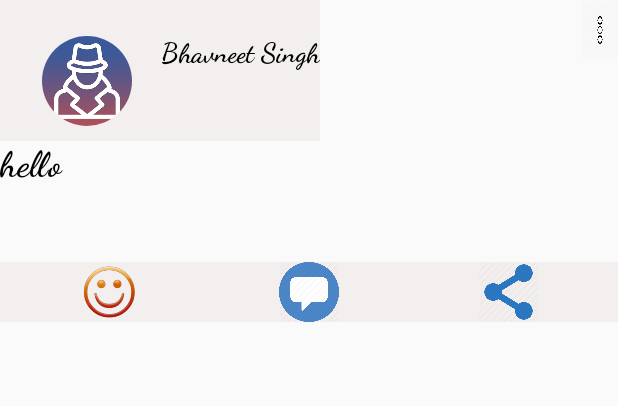
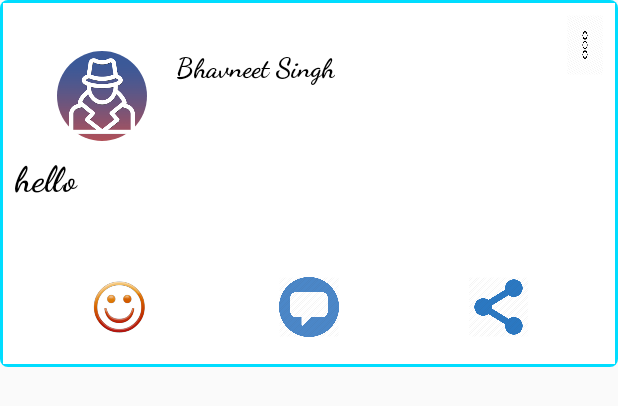
Before and after one commit to bhavneeet/Notes, an Android app: the layout post_list_layout.xml on its own in the app's theme, with its tools: preview values and no code run, on a phone screen of 412 x 824 dp. Shown: the top 406 px of the screen. Run offline under Robolectric (Android 15) with nearby library versions, the phone set to English and light mode, and no system bars.

Commit message:
login file

```diff
--- /dev/null
+++ b/app/src/main/res/drawable/like_border.xml
@@ -0,0 +1,8 @@
+<?xml version="1.0" encoding="utf-8"?>
+<selector xmlns:android="http://schemas.android.com/apk/res/android">
+  <item>
+      <shape android:shape="rectangle">
+          <stroke android:color="#000" android:width="2dp"/>
+      </shape>
+  </item>
+</selector>
--- /dev/null
+++ b/app/src/main/res/drawable/shadow.xml
@@ -0,0 +1,18 @@
+<?xml version="1.0" encoding="utf-8"?>
+<layer-list xmlns:tools="http://schemas.android.com/tools"
+    xmlns:android="http://schemas.android.com/apk/res/android">
+
+    <item >
+
+        <shape android:shape="rectangle">
+            <solid android:color="@android:color/holo_blue_bright" />
+            <corners android:radius="5dp"/>
+        </shape>
+    </item>
+    <item android:right="2dp"  android:left="2dp" android:top="2dp" android:bottom="2dp">
+        <shape android:shape="rectangle">
+            <solid android:color="@android:color/background_light" />
+        </shape>
+
+    </item>
+</layer-list>
--- a/app/src/main/res/layout/content_main.xml
+++ b/app/src/main/res/layout/content_main.xml
@@ -8,9 +8,13 @@
     tools:context="othello.com.example.bhavneetsingh.notes.MainActivity"
     android:orientation="vertical"
     android:background="@color/colorWhite">
+
     <ListView
+        android:id="@+id/allPosts"
         android:layout_width="match_parent"
         android:layout_height="match_parent"
-        android:id="@+id/allPosts"
-        />
+        android:divider="@android:color/background_light"
+        android:dividerHeight="10dp"
+        android:padding="5dp"
+        android:scrollbars="none" />
 </LinearLayout>
--- a/app/src/main/res/layout/post_list_layout.xml
+++ b/app/src/main/res/layout/post_list_layout.xml
@@ -3,8 +3,11 @@
     android:id="@+id/post_list_layout"
     android:layout_width="match_parent"
     android:layout_height="wrap_content"
+    android:orientation="vertical"
+    android:padding="10dp"
 
-    android:orientation="vertical">
+    android:background="@drawable/shadow"
+    >
 
     <RelativeLayout
         android:id="@+id/icon_layout"
@@ -16,6 +19,8 @@
         <include layout="@layout/profile_layout" />
 
         <Button
+
+            android:shadowColor="@color/colorPrimary"
             android:id="@+id/pop_up_button"
             android:layout_width="24dp"
             android:layout_height="40dp"
@@ -46,15 +51,18 @@
         android:layout_below="@+id/postListText" android:layout_width="match_parent"
         android:layout_height="40dp"
         android:id="@+id/linearLayout"
+        android:background="@drawable/like_border"
         android:layout_marginBottom="10dp">
         <pl.droidsonroids.gif.GifImageView
             android:id="@+id/like_button"
             android:layout_width="50dp"
+
             android:layout_height="match_parent"
             android:layout_weight="1"
             android:fontFamily="casual"
             android:text="Like"
-            android:background="@color/colorWhite"
+            android:backgroundTint="@color/colorWhite"
+            android:background="@drawable/like_border"
             android:src="@drawable/smiley"
             android:scaleType="fitCenter"
             android:textStyle="bold"
@@ -66,7 +74,8 @@
             android:layout_width="24dp"
             android:layout_height="match_parent"
             android:layout_weight="1"
-            android:background="@color/colorWhite"
+            android:backgroundTint="@color/colorWhite"
+            android:background="@drawable/like_border"
             android:fontFamily="casual"
             android:gravity="center"
             android:scaleType="fitCenter"
@@ -86,7 +95,8 @@
             android:scaleType="fitCenter"
             android:src="@drawable/share"
             android:text="Share"
-            android:background="@color/colorWhite"
+            android:backgroundTint="@color/colorWhite"
+            android:background="@drawable/like_border"
             android:textStyle="bold" />
     </LinearLayout>
 
--- a/app/src/main/res/values-v21/styles.xml
+++ b/app/src/main/res/values-v21/styles.xml
@@ -4,7 +4,7 @@
         <!-- Base application theme. -->
         <style name="AppTheme" parent="Theme.AppCompat.Light">
             <!-- Customize your theme here. -->
-            <item name="colorPrimary">@color/colorPrimary</item>
+            <item name="colorPrimary">@color/colorPrimaryDark</item>
             <item name="colorPrimaryDark">@color/colorPrimaryDark</item>
             <item name="colorAccent">@color/colorAccent</item>
 
--- a/app/src/main/res/values/colors.xml
+++ b/app/src/main/res/values/colors.xml
@@ -3,6 +3,7 @@
     <color name="colorPrimary">#243490</color>
     <color name="colorPrimaryDark">#28368c</color>
     <color name="colorAccent">#c6b5d6</color>
-    <color name="colorWhite">#f3efef</color>
+    <color name="colorWhite">#ffffff</color>
     <color name="button">#9ced74</color>
+    <color name="background_material_light">#de5959</color>
 </resources>
--- a/app/src/main/res/values/styles.xml
+++ b/app/src/main/res/values/styles.xml
@@ -1,13 +1,23 @@
 <!-- Base application theme. -->
 <resources>
+    <style name="ThemeActionBar"
+        parent="Widget.AppCompat.Light.ActionBar.Solid">
+        <item name="android:background">@null</item>
+        <!-- Support library compatibility -->
+        <item name="background">@null</item>
+    </style>
 
     <!-- Base application theme. -->
     <style name="AppTheme" parent="Theme.AppCompat.Light.DarkActionBar">
         <!-- Customize your theme here. -->
-        <item name="colorPrimary">@color/colorPrimary</item>
+        <item name="colorPrimary">@color/colorPrimaryDark</item>
         <item name="colorPrimaryDark">@color/colorPrimaryDark</item>
         <item name="colorAccent">@color/colorAccent</item>
-
+        <item name="android:actionBarStyle">@style/ThemeActionBar</item>
+        <item name="android:windowActionBarOverlay">true</item>
+        <!-- Support library compatibility -->
+        <item name="actionBarStyle">@style/ThemeActionBar</item>
+        <item name="windowActionBarOverlay">true</item>
     </style>
 
     <style name="AppTheme.NoActionBar">
```
Also changed, not shown: app/src/main/res/drawable/comment_icon.png (deleted).
